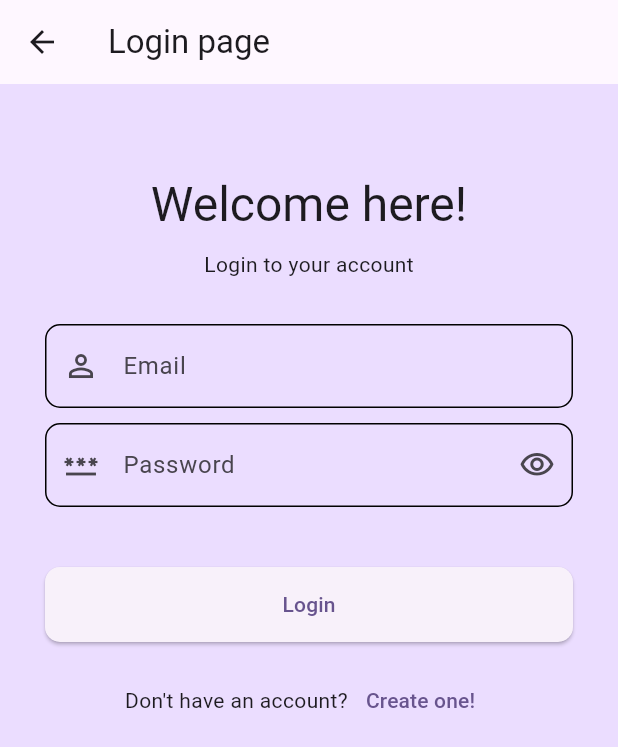
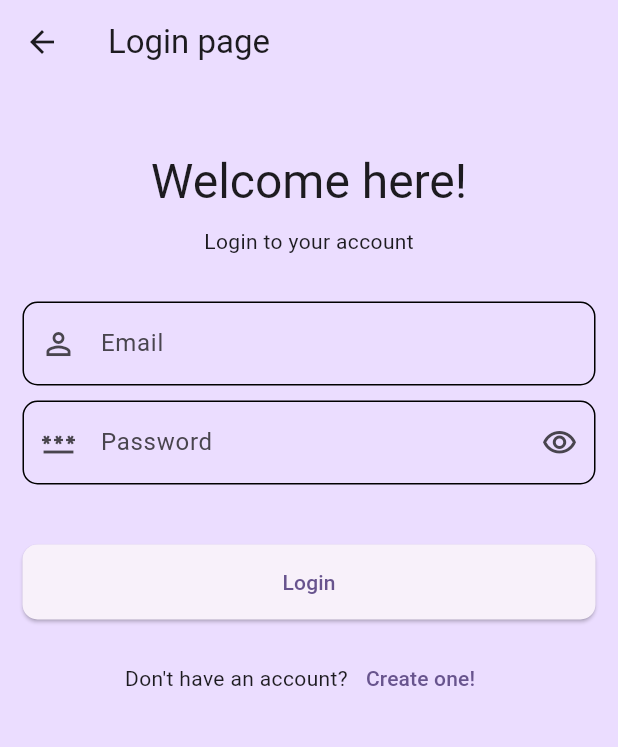
Before and after one commit to alextr1git/WiseBean, a Flutter app: the screen it shows after launch, on a phone screen of 412 x 824 dp. Shown: the top 747 px of the screen. Run offline on Flutter 3.47's test engine with Material 2 defaults, Android fonts, the phone set to English and light mode, and no system bars; our stand-ins replace firebase_auth, firebase_core; accounts and stored records are empty.

Commit message:
chapter 12 completed

```diff
--- a/wise_bean/lib/main.dart
+++ b/wise_bean/lib/main.dart
@@ -3,9 +3,8 @@ import 'package:wise_bean/views/SignUpPage.dart';
 import 'package:wise_bean/views/home_page.dart';
 import 'package:wise_bean/views/login_page.dart';
 
-
 void main() {
-
+  WidgetsFlutterBinding.ensureInitialized();
   runApp(MaterialApp(
     title: 'Wise Bean',
     initialRoute: '/login',
--- a/wise_bean/lib/views/login_page.dart
+++ b/wise_bean/lib/views/login_page.dart
@@ -35,11 +35,19 @@ class _LoginPageState extends State<LoginPage> {
   Widget build(BuildContext context) {
     return Scaffold(
       appBar: AppBar(
+        backgroundColor: Theme.of(context).colorScheme.primaryContainer,
         title: const Text('Login page'),
       ),
       backgroundColor: Theme.of(context).colorScheme.primaryContainer,
-      body: SingleChildScrollView(
-        padding: const EdgeInsets.all(30.0),
+      body: FutureBuilder(
+        future: Firebase.initializeApp(
+          options: DefaultFirebaseOptions.currentPlatform,
+        ),
+        builder: (context, snapshot) {
+          switch (snapshot.connectionState) {
+            case ConnectionState.done:
+              return Padding(
+                padding: const EdgeInsets.all(15.0),
                 child: Column(
                   children: [
                     const SizedBox(height: 30),
@@ -109,11 +117,11 @@ class _LoginPageState extends State<LoginPage> {
                           onPressed: () async {
                             final email = _emailController.text;
                             final password = _passwordController.text;
-                    await Firebase.initializeApp(
-                      options: DefaultFirebaseOptions.currentPlatform,
-                    );
-                    await FirebaseAuth.instance.createUserWithEmailAndPassword(
+
+                            final userCredential = await FirebaseAuth.instance
+                                .createUserWithEmailAndPassword(
                                     email: email, password: password);
+                            print(userCredential);
                           },
                           child: const Text('Login'),
                         ),
@@ -136,6 +144,11 @@ class _LoginPageState extends State<LoginPage> {
                     )
                   ],
                 ),
+              );
+            default:
+              return const Text('Loading...');
+          }
+        },
       ),
     );
   }
```
Also changed, not shown: 4 other files. Lines whose indentation alone changed are shown as unchanged.
